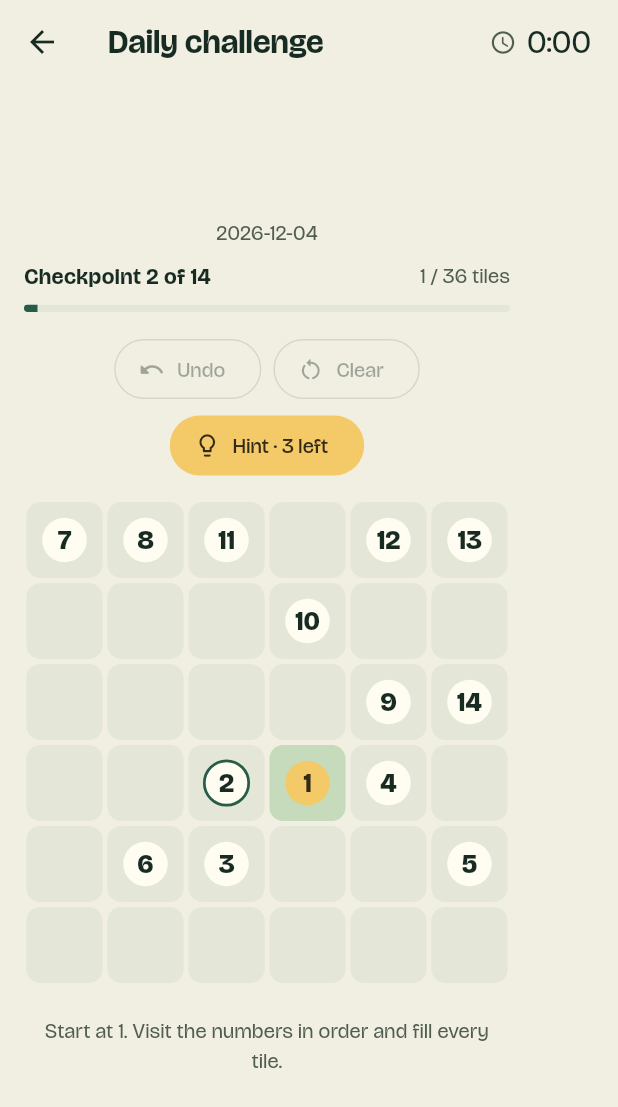
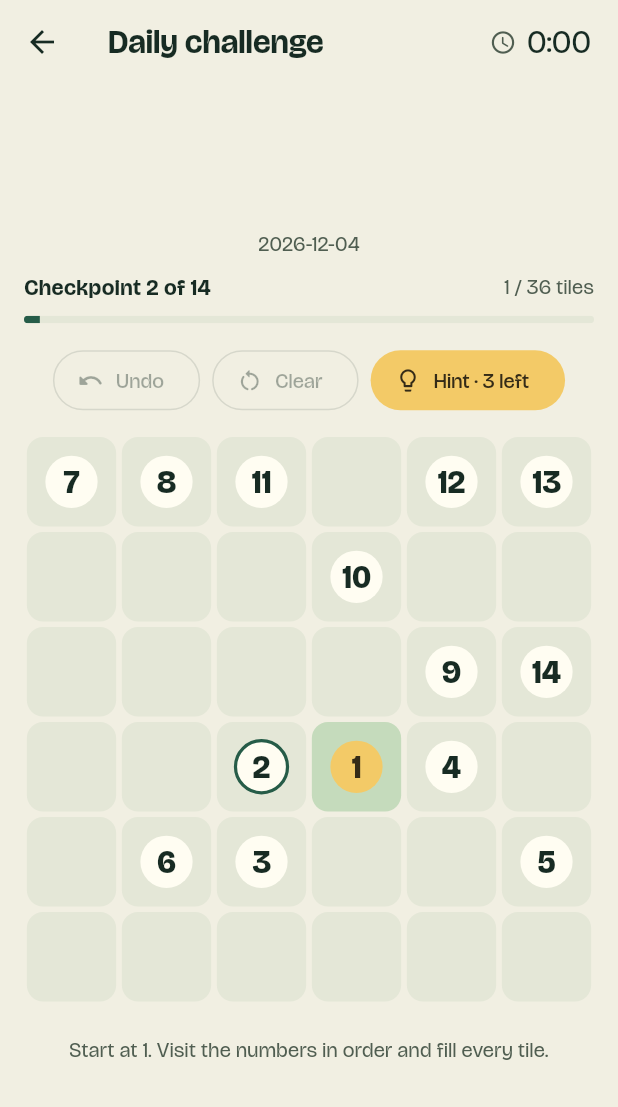
Before and after one commit to Tabletop-Games/Pathwise, a Flutter app: the screen it shows after launch, after a tap on "Play daily", on a phone screen of 412 x 824 dp. Shown: the top 1107 px of the screen. Run offline on Flutter 3.47's test engine with Material 3 defaults, Android fonts, the phone set to English and light mode, and no system bars; our stand-ins replace google_mobile_ads, in_app_purchase, material_ui, shared_preferences; missing offline and left inert: in_app_purchase_android.

Commit message:
Float supply crates over the full-width gameplay layout

```diff
--- a/lib/views/puzzle_view.dart
+++ b/lib/views/puzzle_view.dart
@@ -92,10 +92,10 @@ class PuzzleView extends StatelessWidget {
             ),
           ),
           (_, _, null) => const SizedBox.shrink(),
-          (_, _, final board?) => Row(
+          (_, _, final board?) => Stack(
+            fit: StackFit.expand,
             children: [
-              Expanded(
-                child: LayoutBuilder(
+              LayoutBuilder(
                 builder: (context, constraints) {
                   final side = math.min(
                     math.min(constraints.maxWidth - 32, 490.0),
@@ -112,9 +112,7 @@ class PuzzleView extends StatelessWidget {
                             if (timed)
                               Text(
                                 '${model.attack!.clears.length} solved · ${model.attack!.score} points',
-                                  style: Theme.of(context)
-                                      .textTheme
-                                      .titleMedium,
+                                style: Theme.of(context).textTheme.titleMedium,
                               ),
                             if (id.mode == PlayMode.daily)
                               Padding(
@@ -160,9 +158,7 @@ class PuzzleView extends StatelessWidget {
                               runSpacing: 3,
                               children: [
                                 OutlinedButton.icon(
-                                    onPressed: model.canUndo
-                                        ? model.undo
-                                        : null,
+                                  onPressed: model.canUndo ? model.undo : null,
                                   icon: const Icon(Icons.undo_rounded),
                                   label: const Text('Undo'),
                                 ),
@@ -189,8 +185,7 @@ class PuzzleView extends StatelessWidget {
                             ),
                             const SizedBox(height: 14),
                             AnimatedSwitcher(
-                                duration:
-                                    MediaQuery.disableAnimationsOf(context)
+                              duration: MediaQuery.disableAnimationsOf(context)
                                   ? Duration.zero
                                   : const Duration(milliseconds: 360),
                               switchInCurve: Curves.easeOutCubic,
@@ -226,9 +221,7 @@ class PuzzleView extends StatelessWidget {
                                             ? 'Start at 1. Visit the numbers in order and fill every tile.'
                                             : 'Drag from the tip to extend. Tap the trail to backtrack.',
                                         textAlign: TextAlign.center,
-                                          style: TextStyle(
-                                            color: palette.muted,
-                                          ),
+                                        style: TextStyle(color: palette.muted),
                                       ),
                                     ),
                             ),
@@ -244,17 +237,10 @@ class PuzzleView extends StatelessWidget {
                   );
                 },
               ),
-              ),
               if (!timed)
-                SizedBox(
-                  width: 56,
-                  child: switch (model.fallingCrate) {
-                    null => null,
-                    final crate => FallingCrate(
-                      key: ValueKey(crate.id),
-                      crate: crate,
-                    ),
-                  },
+                if (model.fallingCrate case final crate?)
+                  Positioned.fill(
+                    child: FallingCrate(key: ValueKey(crate.id), crate: crate),
                   ),
             ],
           ),
```
Also changed, not shown: lib/views/falling_crate.dart (+27 -8 lines), 2 other files. Lines whose indentation alone changed are shown as unchanged.
